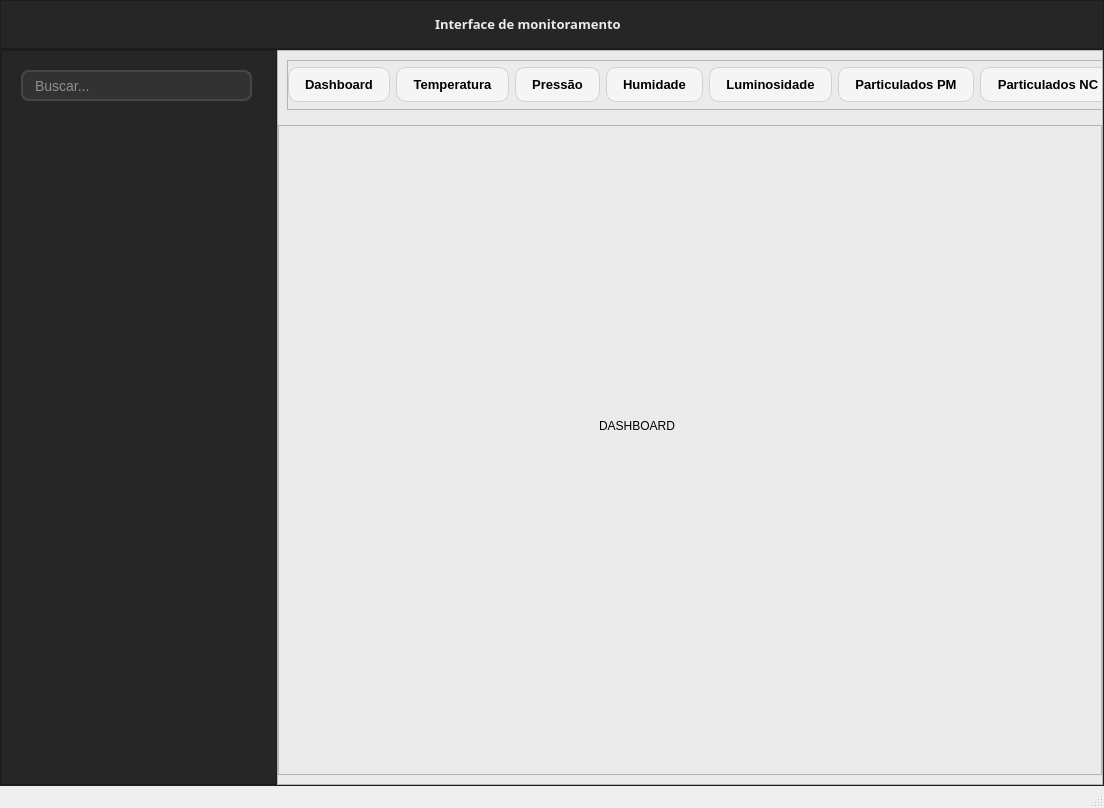
First picture: the form in interface_qt/ui/interface.ui, repository lucas-velocini-repo/IT-Estacao_Meteorologica, before the edit.
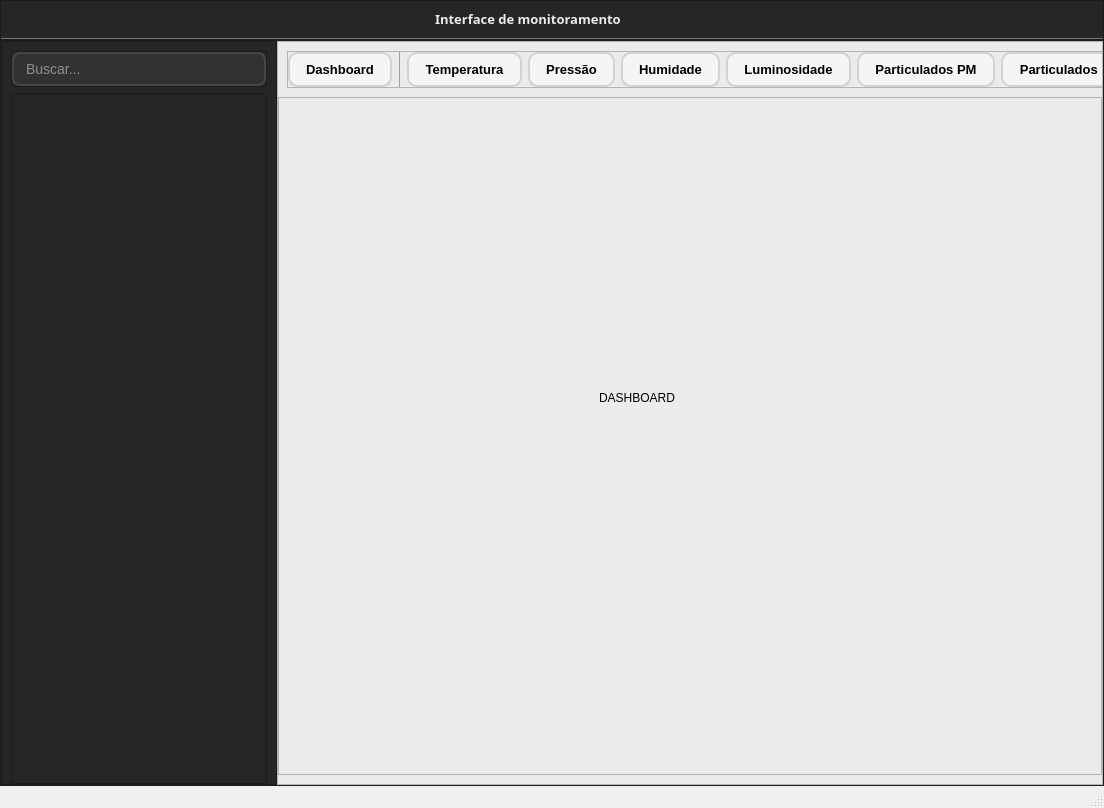
Second picture: the form after the edit. Icons and pictures are not drawn.

Commit message: Novo servidor, modificações na interface, schema.sql para criação automatica do banco, organização nas pastas, .env para o servidor, requirements.txt para a interface e servidor, modificações no json do arduino (add timestamp e latitude e longitude padrão), nova estrutura de banco de dados escalavel

What changed in the file:
```diff
--- a/interface_qt/ui/interface.ui
+++ b/interface_qt/ui/interface.ui
@@ -35,9 +35,15 @@
     </property>
     <item>
      <widget class="QFrame" name="frmTopo">
+      <property name="maximumSize">
+       <size>
+        <width>16777215</width>
+        <height>40</height>
+       </size>
+      </property>
       <property name="styleSheet">
        <string notr="true">QFrame{
-border-bottom: 0.5px solid rgba(235, 235, 235, 100);
+border-bottom: 2px solid rgba(235, 235, 235, 100);
 }</string>
       </property>
       <property name="frameShape">
@@ -72,7 +78,7 @@
           <widget class="QLabel" name="lblTitulo">
            <property name="font">
             <font>
-             <family>Segoe UI Semibold</family>
+             <family>Segoe UI Black</family>
              <pointsize>10</pointsize>
              <weight>75</weight>
              <bold>true</bold>
@@ -161,24 +167,66 @@
         <number>0</number>
        </property>
        <item>
-        <widget class="QFrame" name="frmBotoes">
+        <widget class="QFrame" name="frmModulos">
+         <property name="maximumSize">
+          <size>
+           <width>300</width>
+           <height>16777215</height>
+          </size>
+         </property>
          <property name="frameShape">
           <enum>QFrame::StyledPanel</enum>
          </property>
          <property name="frameShadow">
           <enum>QFrame::Raised</enum>
          </property>
-         <widget class="QLineEdit" name="edtBusca">
-          <property name="geometry">
-           <rect>
-            <x>20</x>
-            <y>20</y>
-            <width>231</width>
-            <height>31</height>
-           </rect>
+         <layout class="QVBoxLayout" name="verticalLayout_5" stretch="0,1">
+          <property name="leftMargin">
+           <number>9</number>
           </property>
-          <property name="styleSheet">
-           <string notr="true">QLineEdit {
+          <property name="topMargin">
+           <number>9</number>
+          </property>
+          <property name="rightMargin">
+           <number>9</number>
+          </property>
+          <property name="bottomMargin">
+           <number>0</number>
+          </property>
+          <item>
+           <widget class="QFrame" name="frmBusca">
+            <property name="frameShape">
+             <enum>QFrame::StyledPanel</enum>
+            </property>
+            <property name="frameShadow">
+             <enum>QFrame::Raised</enum>
+            </property>
+            <layout class="QVBoxLayout" name="verticalLayout_6">
+             <property name="spacing">
+              <number>0</number>
+             </property>
+             <property name="leftMargin">
+              <number>0</number>
+             </property>
+             <property name="topMargin">
+              <number>0</number>
+             </property>
+             <property name="rightMargin">
+              <number>0</number>
+             </property>
+             <property name="bottomMargin">
+              <number>0</number>
+             </property>
+             <item>
+              <widget class="QLineEdit" name="edtBusca">
+               <property name="maximumSize">
+                <size>
+                 <width>16777215</width>
+                 <height>35</height>
+                </size>
+               </property>
+               <property name="styleSheet">
+                <string notr="true">QLineEdit {
     background-color: rgb(50, 50, 50);
     color: #ebebeb;
 
@@ -211,11 +259,26 @@
 QLineEdit::placeholder {
     color: rgb(140, 140, 140);
 }</string>
-          </property>
-          <property name="placeholderText">
-           <string>Buscar...</string>
-          </property>
-         </widget>
+               </property>
+               <property name="placeholderText">
+                <string>Buscar...</string>
+               </property>
+              </widget>
+             </item>
+            </layout>
+           </widget>
+          </item>
+          <item>
+           <widget class="QFrame" name="frmListaModulos">
+            <property name="frameShape">
+             <enum>QFrame::StyledPanel</enum>
+            </property>
+            <property name="frameShadow">
+             <enum>QFrame::Raised</enum>
+            </property>
+           </widget>
+          </item>
+         </layout>
         </widget>
        </item>
        <item>
@@ -241,6 +304,18 @@
           </property>
           <item>
            <widget class="QScrollArea" name="scrBotoes">
+            <property name="minimumSize">
+             <size>
+              <width>0</width>
+              <height>49</height>
+             </size>
+            </property>
+            <property name="maximumSize">
+             <size>
+              <width>16777215</width>
+              <height>49</height>
+             </size>
+            </property>
             <property name="styleSheet">
              <string notr="true">QScrollArea {
     border: none;
@@ -283,7 +358,7 @@
               <rect>
                <x>0</x>
                <y>0</y>
-               <width>903</width>
+               <width>928</width>
                <height>55</height>
               </rect>
              </property>
@@ -295,7 +370,7 @@
     background-color: rgb(245, 245, 245);
     color: black;
 
-    border: 1px solid rgb(210, 210, 210);
+    border: 2px solid rgb(210, 210, 210);
     border-radius: 10px;
 
     padding: 8px 16px;
@@ -325,7 +400,7 @@
 /* opcional: botão &quot;ativo/selecionado&quot; */
 QPushButton:checked {
     background-color: rgb(225, 240, 252);
-    border: 1px solid #3daee9;
+    border: 2px solid #3daee9;
 }
 </string>
                 </property>
@@ -364,6 +439,24 @@
                    </property>
                   </widget>
                  </item>
+                 <item>
+                  <widget class="Line" name="line">
+                   <property name="styleSheet">
+                    <string notr="true">QFrame {
+    color: rgba(38, 38, 38, 100);
+}</string>
+                   </property>
+                   <property name="frameShadow">
+                    <enum>QFrame::Plain</enum>
+                   </property>
+                   <property name="lineWidth">
+                    <number>1</number>
+                   </property>
+                   <property name="orientation">
+                    <enum>Qt::Vertical</enum>
+                   </property>
+                  </widget>
+                 </item>
                  <item>
                   <widget class="QPushButton" name="btnTemperatura">
                    <property name="maximumSize">
```
Left out of the diff: 6 changed lines with no effect on the pictures. The commit also changes 9 other files.
